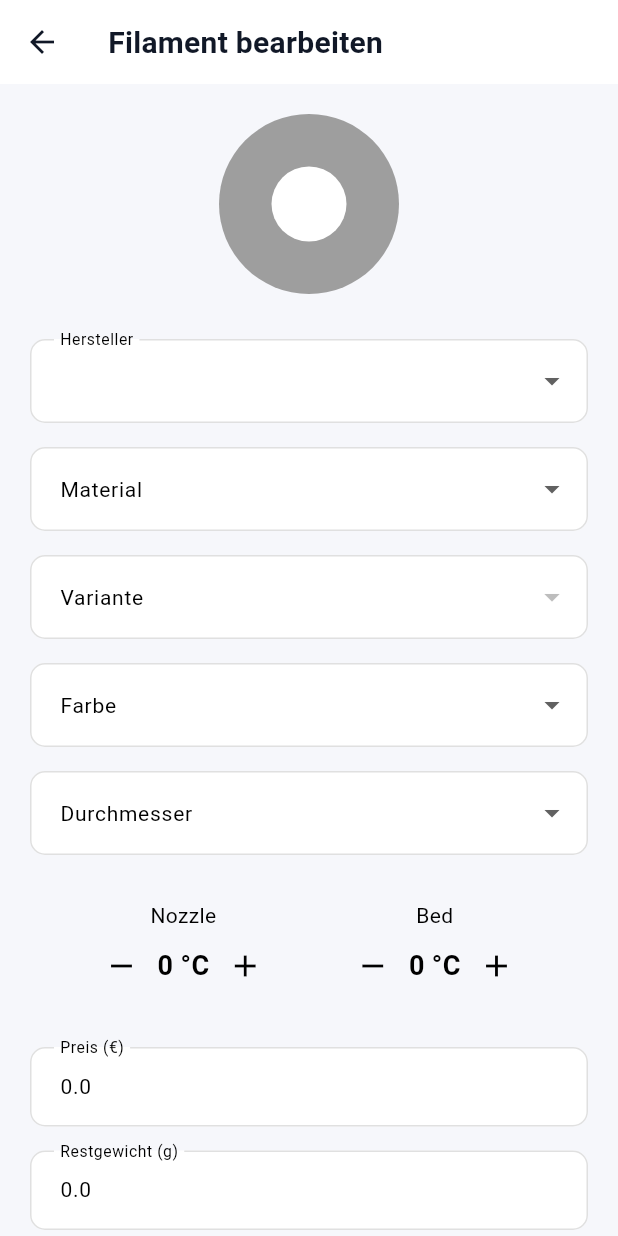
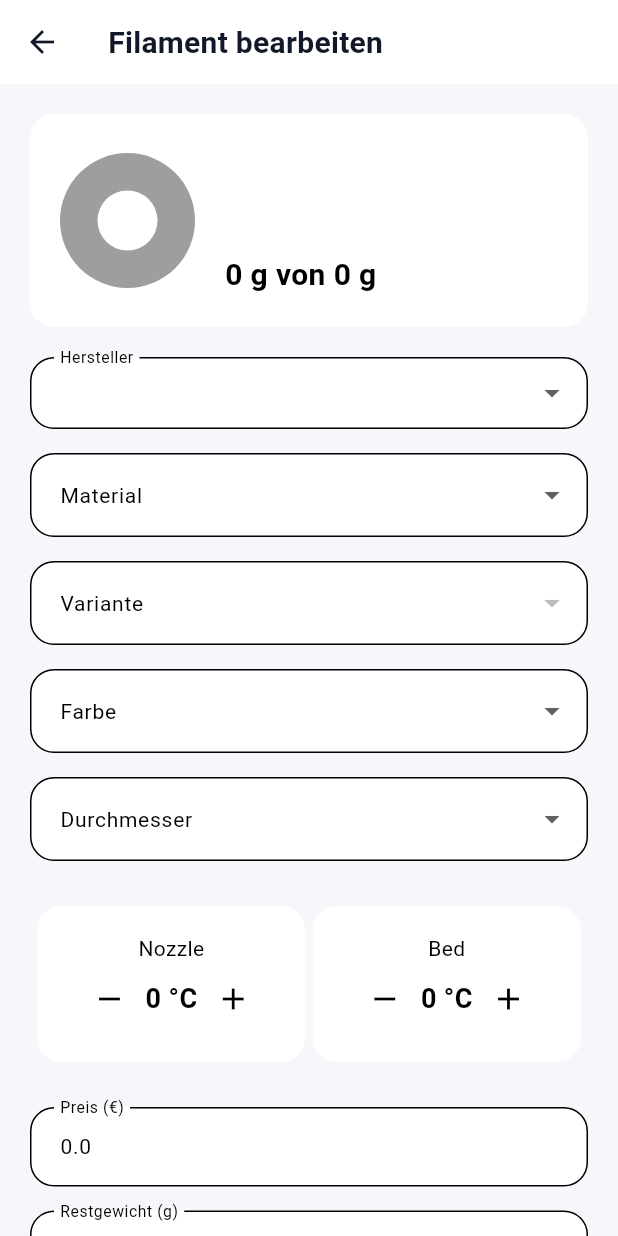
Before and after one commit to Bogi89/filament_manager, a Flutter app: the FilamentDetailPage screen opened directly with empty values, on a phone screen of 412 x 824 dp. Run offline on Flutter 3.47's test engine with Material 3 defaults, Android fonts, the phone set to English and light mode, and no system bars; our stand-ins replace flutter_colorpicker, hive_flutter, shared_preferences; missing offline and left inert: dart:html; accounts and stored records are empty.

Commit message:
Improve filament edit page UI

```diff
--- a/lib/pages/filament_detail_page.dart
+++ b/lib/pages/filament_detail_page.dart
@@ -186,7 +186,16 @@ selectedBrand = f.brand;
       return const Text("Material auswählen");
     }
 
-    return Column(
+    return Container(
+  padding: const EdgeInsets.symmetric(
+  horizontal: 24,
+  vertical: 18,
+),
+  decoration: BoxDecoration(
+    color: Theme.of(context).cardColor,
+    borderRadius: BorderRadius.circular(16),
+  ),
+  child: Column(
       children: [
 
         Text(label),
@@ -220,6 +229,7 @@ selectedBrand = f.brand;
         )
 
             ],
+    ),
   );
 
 }
@@ -322,25 +332,97 @@ Navigator.pop(context);
 
         children: [
 
-          Center(
-            child: Container(
-              width:120,
-              height:120,
+          Container(
+  width: double.infinity,
+  padding: const EdgeInsets.all(20),
+  decoration: BoxDecoration(
+    borderRadius: BorderRadius.circular(16),
+    color: Theme.of(context).cardColor,
+  ),
+  child: Row(
+    children: [
+
+      Container(
+        width: 90,
+        height: 90,
         decoration: BoxDecoration(
           shape: BoxShape.circle,
           color: filament.color,
         ),
         child: const Center(
           child: CircleAvatar(
-                  radius:25,
-                  backgroundColor:
-                  Colors.white,
-                ),
+            radius: 20,
+            backgroundColor: Colors.white,
           ),
         ),
       ),
 
-          const SizedBox(height:30),
+      const SizedBox(width: 20),
+
+      Expanded(
+        child: Column(
+          crossAxisAlignment: CrossAxisAlignment.start,
+          children: [
+
+            Row(
+              children: [
+
+                if (filament.colors.isNotEmpty)
+                  Wrap(
+                    spacing: 4,
+                    children: filament.colors.map((color) {
+                      return Container(
+                        width: 12,
+                        height: 12,
+                        decoration: BoxDecoration(
+                          color: color,
+                          shape: BoxShape.circle,
+                        ),
+                      );
+                    }).toList(),
+                  ),
+
+                const SizedBox(width: 8),
+
+                Text(
+                  filament.brand,
+                  style: const TextStyle(
+                    fontSize: 22,
+                    fontWeight: FontWeight.bold,
+                  ),
+                ),
+
+              ],
+            ),
+
+            const SizedBox(height: 8),
+
+            Text(
+              "${filament.material} ${filament.variant}",
+              style: const TextStyle(
+                fontSize: 18,
+              ),
+            ),
+
+            const SizedBox(height: 8),
+
+            Text(
+  "${filament.remainingWeight.toInt()} g von ${filament.totalWeight.toInt()} g",
+  style: const TextStyle(
+    fontSize: 20,
+    fontWeight: FontWeight.bold,
+  ),
+),
+
+          ],
+        ),
+      ),
+
+    ],
+  ),
+),
+
+const SizedBox(height: 20),
 
           DropdownButtonFormField<String>(
 
@@ -349,9 +431,28 @@ Navigator.pop(context);
                 ? selectedBrand
                 : null,
 
-            decoration:
-            const InputDecoration(
-                labelText:"Hersteller"),
+            decoration: InputDecoration(
+  labelText: "Hersteller",
+
+  contentPadding: const EdgeInsets.symmetric(
+    horizontal: 16,
+    vertical: 12,
+  ),
+
+  filled: true,
+  fillColor: Theme.of(context).cardColor,
+
+  border: OutlineInputBorder(
+    borderRadius: BorderRadius.circular(16),
+  ),
+
+  enabledBorder: OutlineInputBorder(
+    borderRadius: BorderRadius.circular(16),
+    borderSide: BorderSide(
+      color: Theme.of(context).dividerColor,
+    ),
+  ),
+),
 
             items: brands
                 .map((b)=>DropdownMenuItem(
@@ -376,9 +477,20 @@ Navigator.pop(context);
                 ? selectedMaterial
                 : null,
 
-            decoration:
-            const InputDecoration(
-                labelText:"Material"),
+            decoration: InputDecoration(
+  labelText: "Material",
+  filled: true,
+  fillColor: Theme.of(context).cardColor,
+  border: OutlineInputBorder(
+    borderRadius: BorderRadius.circular(16),
+  ),
+  enabledBorder: OutlineInputBorder(
+    borderRadius: BorderRadius.circular(16),
+    borderSide: BorderSide(
+      color: Theme.of(context).dividerColor,
+    ),
+  ),
+),
 
             items: materials
                 .map((m)=>DropdownMenuItem(
@@ -410,9 +522,20 @@ Navigator.pop(context);
                 ? selectedVariant
                 : null,
 
-            decoration:
-            const InputDecoration(
-                labelText:"Variante"),
+            decoration: InputDecoration(
+  labelText: "Variante",
+  filled: true,
+  fillColor: Theme.of(context).cardColor,
+  border: OutlineInputBorder(
+    borderRadius: BorderRadius.circular(16),
+  ),
+  enabledBorder: OutlineInputBorder(
+    borderRadius: BorderRadius.circular(16),
+    borderSide: BorderSide(
+      color: Theme.of(context).dividerColor,
+    ),
+  ),
+),
 
             items:
             selectedMaterial==null
@@ -438,8 +561,19 @@ DropdownButtonFormField<String>(
     ? selectedColor
     : null,
 
-  decoration: const InputDecoration(
+  decoration: InputDecoration(
   labelText: "Farbe",
+  filled: true,
+  fillColor: Theme.of(context).cardColor,
+  border: OutlineInputBorder(
+    borderRadius: BorderRadius.circular(16),
+  ),
+  enabledBorder: OutlineInputBorder(
+    borderRadius: BorderRadius.circular(16),
+    borderSide: BorderSide(
+      color: Theme.of(context).dividerColor,
+    ),
+  ),
 ),
 
   items: colorNamesList
@@ -465,9 +599,20 @@ DropdownButtonFormField<String>(
                 ? selectedDiameter
                 : null,
 
-            decoration:
-            const InputDecoration(
-                labelText:"Durchmesser"),
+            decoration: InputDecoration(
+  labelText: "Durchmesser",
+  filled: true,
+  fillColor: Theme.of(context).cardColor,
+  border: OutlineInputBorder(
+    borderRadius: BorderRadius.circular(16),
+  ),
+  enabledBorder: OutlineInputBorder(
+    borderRadius: BorderRadius.circular(16),
+    borderSide: BorderSide(
+      color: Theme.of(context).dividerColor,
+    ),
+  ),
+),
 
             items: diameters
                 .map((d)=>DropdownMenuItem(
@@ -515,9 +660,20 @@ DropdownButtonFormField<String>(
             controller: priceController,
             keyboardType:
             TextInputType.number,
-            decoration:
-            const InputDecoration(
-                labelText:"Preis (€)"),
+            decoration: InputDecoration(
+  labelText: "Preis (€)",
+  filled: true,
+  fillColor: Theme.of(context).cardColor,
+  border: OutlineInputBorder(
+    borderRadius: BorderRadius.circular(16),
+  ),
+  enabledBorder: OutlineInputBorder(
+    borderRadius: BorderRadius.circular(16),
+    borderSide: BorderSide(
+      color: Theme.of(context).dividerColor,
+    ),
+  ),
+),
           ),
 
           const SizedBox(height:16),
@@ -526,9 +682,20 @@ DropdownButtonFormField<String>(
             controller: weightController,
             keyboardType:
             TextInputType.number,
-            decoration:
-            const InputDecoration(
-                labelText:"Restgewicht (g)"),
+            decoration: InputDecoration(
+  labelText: "Restgewicht (g)",
+  filled: true,
+  fillColor: Theme.of(context).cardColor,
+  border: OutlineInputBorder(
+    borderRadius: BorderRadius.circular(16),
+  ),
+  enabledBorder: OutlineInputBorder(
+    borderRadius: BorderRadius.circular(16),
+    borderSide: BorderSide(
+      color: Theme.of(context).dividerColor,
+    ),
+  ),
+),
           ),
 
           const SizedBox(height: 30),
@@ -558,7 +725,10 @@ Column(
   margin: const EdgeInsets.only(
     bottom: 8,
   ),
-  padding: const EdgeInsets.all(12),
+  padding: const EdgeInsets.symmetric(
+  horizontal: 16,
+  vertical: 14,
+),
     decoration: BoxDecoration(
     borderRadius:
         BorderRadius.circular(10),
@@ -571,7 +741,7 @@ Column(
     children: [
 
       const Icon(
-        Icons.circle,
+        Icons.album,
         size: 16,
       ),
 
@@ -586,8 +756,8 @@ Column(
       Text(
   "${spool.weight.toInt()} g",
   style: const TextStyle(
-          fontWeight:
-              FontWeight.bold,
+    fontSize: 16,
+    fontWeight: FontWeight.bold,
   ),
 ),
 
```
Lines whose indentation alone changed are shown as unchanged.
